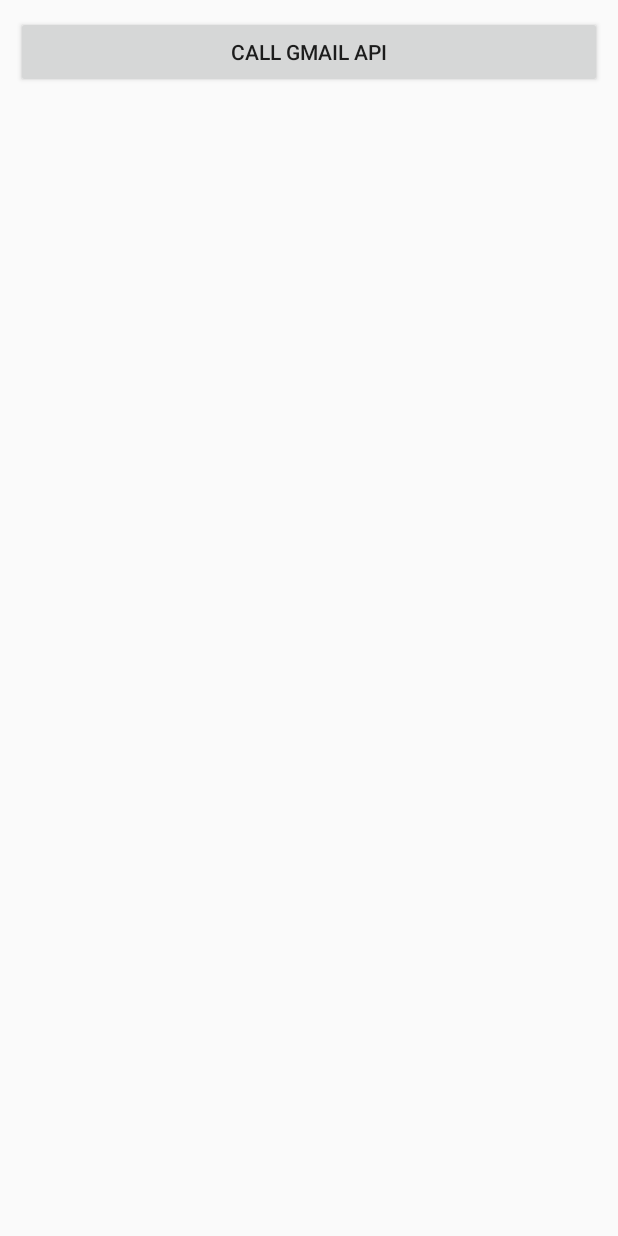
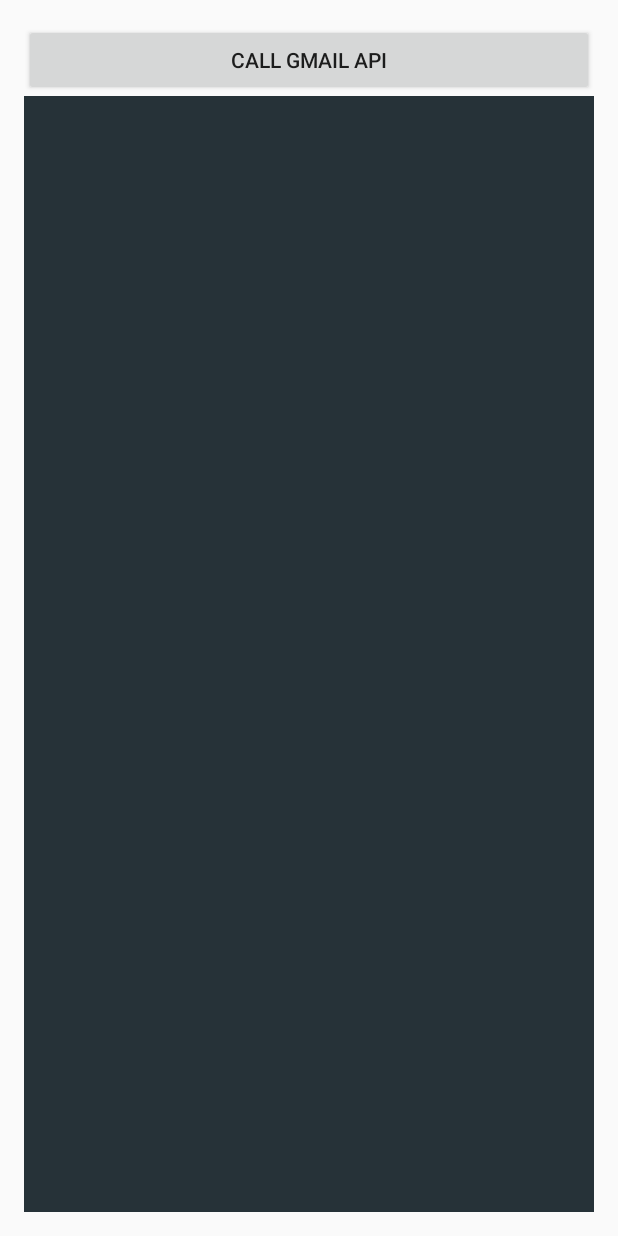
Before and after one commit to tobywoerthle/klokken, an Android app: the screen it shows after launch (MainActivity), after a tap on "CALL GMAIL API", on a phone screen of 412 x 824 dp. Run offline under Robolectric (Android 15) with nearby library versions, the phone set to English and light mode, and no system bars; libraries missing offline, so code that uses them is left out: com.google.api.client, com.google.api.services, pub.devrel.easypermissions; 3 statements that could not run were skipped.

Commit message:
MainActivity View Revision
-Activity uses xml file to generate initial view rather than java

```diff
--- a/app/src/main/AndroidManifest.xml
+++ b/app/src/main/AndroidManifest.xml
@@ -20,6 +20,7 @@
             android:label="Klokken Message Checker and Ringer">
             <intent-filter>
                 <action android:name="android.intent.action.MAIN" />
+
                 <category android:name="android.intent.category.LAUNCHER" />
             </intent-filter>
         </activity>
--- a/app/src/main/java/com/klokkenapp/klokken/MainActivity.java
+++ b/app/src/main/java/com/klokkenapp/klokken/MainActivity.java
@@ -89,6 +89,9 @@
     @Override
     protected void onCreate(Bundle savedInstanceState) {
         super.onCreate(savedInstanceState);
+        setContentView(R.layout.activity_main_activity);
+
+        /*
         LinearLayout activityLayout = new LinearLayout(this);
         LinearLayout.LayoutParams lp = new LinearLayout.LayoutParams(
                 LinearLayout.LayoutParams.MATCH_PARENT,
@@ -127,6 +130,7 @@
         mProgress.setMessage("Calling Gmail API ...");
 
         setContentView(activityLayout);
+        */
 
         // Initialize credentials and service object.
         mCredential = GoogleAccountCredential.usingOAuth2(
@@ -137,6 +141,10 @@
 
         startServiceForMailCheck();
 
+    }
+
+    public void buttonManualGmailCheckClick(View v){
+        getResultsFromApi();
     }
 
     private void makeBroadcastReceiver() {
--- /dev/null
+++ b/app/src/main/res/layout/activity_main_activity.xml
@@ -0,0 +1,30 @@
+<?xml version="1.0" encoding="utf-8"?>
+<RelativeLayout xmlns:android="http://schemas.android.com/apk/res/android"
+    xmlns:tools="http://schemas.android.com/tools"
+    android:id="@+id/activity_main_activity"
+    android:layout_width="match_parent"
+    android:layout_height="match_parent"
+    android:paddingBottom="@dimen/activity_vertical_margin"
+    android:paddingLeft="@dimen/activity_horizontal_margin"
+    android:paddingRight="@dimen/activity_horizontal_margin"
+    android:paddingTop="@dimen/activity_vertical_margin"
+    tools:context="com.klokkenapp.klokken.MainActivity">
+
+    <LinearLayout
+        android:orientation="vertical"
+        android:layout_width="match_parent"
+        android:layout_height="match_parent">
+
+        <Button
+            android:text="Call Gmail API"
+            android:layout_width="match_parent"
+            android:layout_height="wrap_content"
+            android:id="@+id/buttonManualGmailCheck"
+            android:onClick="buttonManualGmailCheckClick" />
+
+        <ListView
+            android:layout_width="match_parent"
+            android:layout_height="match_parent"
+            android:background="@color/colorAccent" />
+    </LinearLayout>
+</RelativeLayout>
--- a/app/src/main/res/values/colors.xml
+++ b/app/src/main/res/values/colors.xml
@@ -2,5 +2,5 @@
 <resources>
     <color name="colorPrimary">#3F51B5</color>
     <color name="colorPrimaryDark">#303F9F</color>
-    <color name="colorAccent">#FF4081</color>
+    <color name="colorAccent">#263238</color>
 </resources>
```
